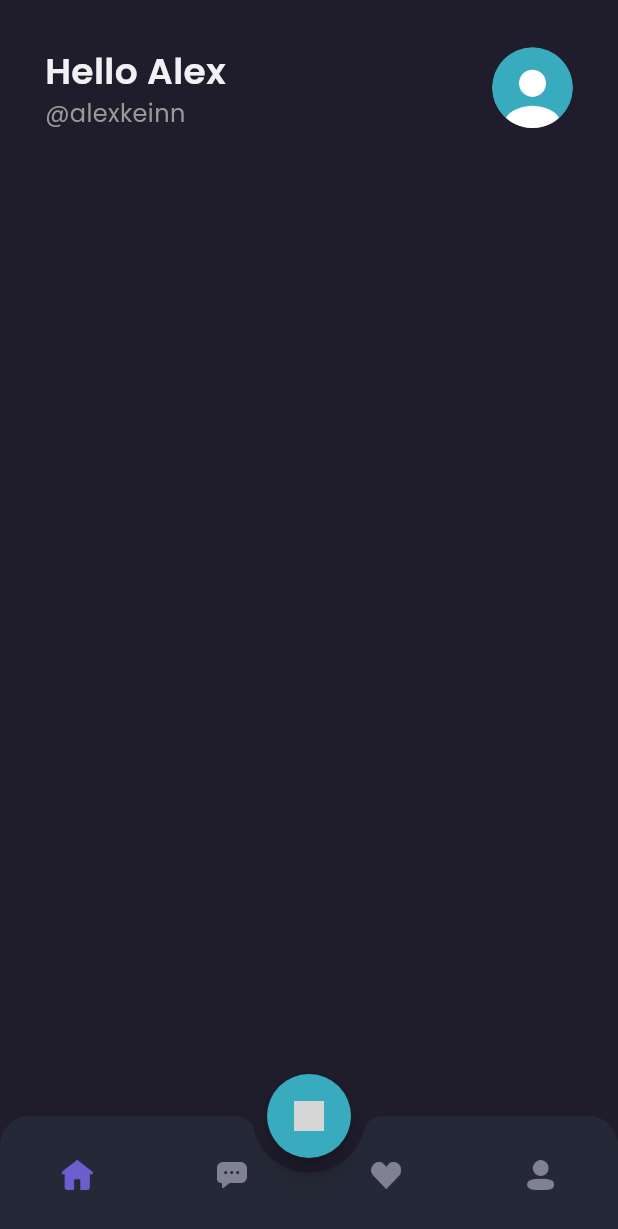
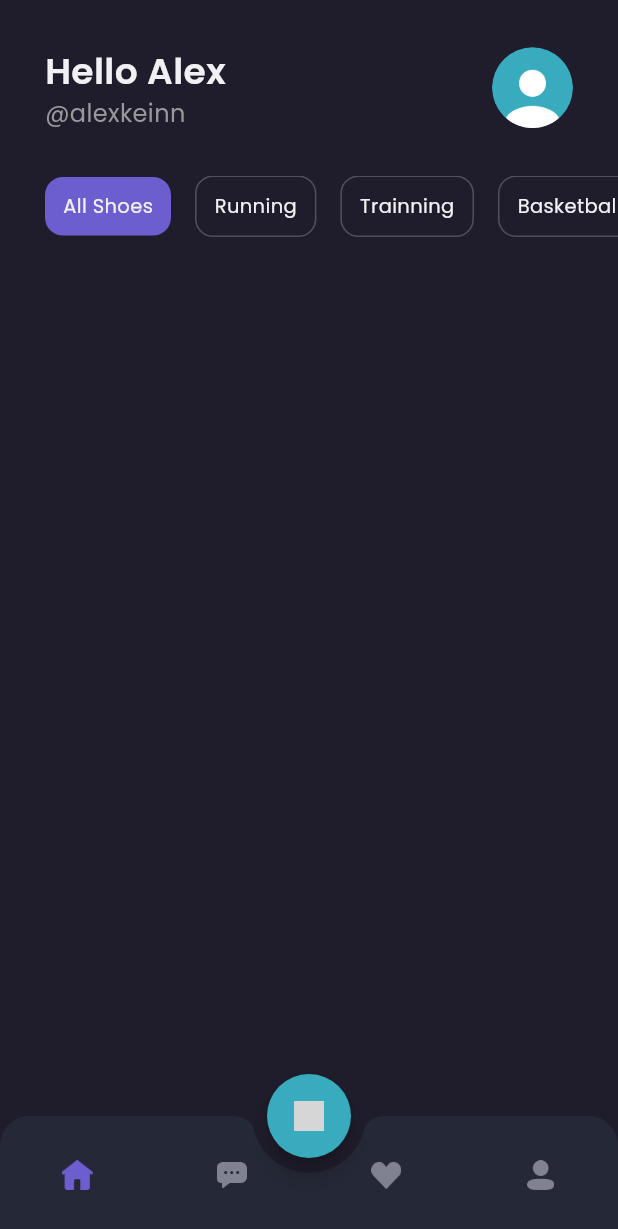
Before and after one commit to annisarisma/footcraze-frontend, a Flutter app: the MainPage screen opened by its route, on a phone screen of 412 x 824 dp. Shown: the top 1229 px of the screen. Run offline on Flutter 3.47's test engine with Material 3 defaults, Android fonts, the phone set to English and light mode, and no system bars; our stand-ins replace google_fonts; grey boxes are pictures that could not be loaded.

Commit message:
Add: home page categories section ref #4

```diff
--- a/lib/pages/home/home_page.dart
+++ b/lib/pages/home/home_page.dart
@@ -53,9 +53,107 @@ class HomePage extends StatelessWidget {
       );
     }
 
+    Widget categories() {
+      return Container(
+        margin: EdgeInsets.only(
+          top: defaultMargin,
+          left: defaultMargin,
+        ),
+        child: SingleChildScrollView(
+          scrollDirection: Axis.horizontal,
+          child: Row(
+            children: [
+              Container(
+                padding: EdgeInsets.symmetric(
+                  horizontal: 12,
+                  vertical: 10
+                ),
+                margin: EdgeInsets.only(
+                  right: 16
+                ),
+                decoration: BoxDecoration(
+                  borderRadius: BorderRadius.circular(12),
+                  color: primaryColor
+                ),
+                child: Text(
+                  'All Shoes',
+                  style: primaryTextStyle.copyWith(
+                    fontSize: 13,
+                  ),
+                ),
+              ),
+              Container(
+                padding: EdgeInsets.symmetric(
+                  horizontal: 12,
+                  vertical: 10
+                ),
+                margin: EdgeInsets.only(
+                  right: 16
+                ),
+                decoration: BoxDecoration(
+                  borderRadius: BorderRadius.circular(12),
+                  border: Border.all(
+                    color: subtitleTextColor
+                  )
+                ),
+                child: Text(
+                  'Running',
+                  style: primaryTextStyle.copyWith(
+                    fontSize: 13,
+                  ),
+                ),
+              ),
+              Container(
+                padding: EdgeInsets.symmetric(
+                  horizontal: 12,
+                  vertical: 10
+                ),
+                margin: EdgeInsets.only(
+                  right: 16
+                ),
+                decoration: BoxDecoration(
+                  borderRadius: BorderRadius.circular(12),
+                  border: Border.all(
+                    color: subtitleTextColor
+                  )
+                ),
+                child: Text(
+                  'Trainning',
+                  style: primaryTextStyle.copyWith(
+                    fontSize: 13,
+                  ),
+                ),
+              ),
+              Container(
+                padding: EdgeInsets.symmetric(
+                  horizontal: 12,
+                  vertical: 10
+                ),
+                margin: EdgeInsets.only(
+                  right: 16
+                ),
+                decoration: BoxDecoration(
+                  borderRadius: BorderRadius.circular(12),
+                  border: Border.all(
+                    color: subtitleTextColor
+                  )
+                ),
+                child: Text(
+                  'Basketball',
+                  style: primaryTextStyle.copyWith(
+                    fontSize: 13,
+                  ),
+                ),
+              ),
+            ],
+          ),
+        ),
+      );
+    }
     return ListView(
       children: [
-        header()
+        header(),
+        categories()
       ],
     );
   }
```
